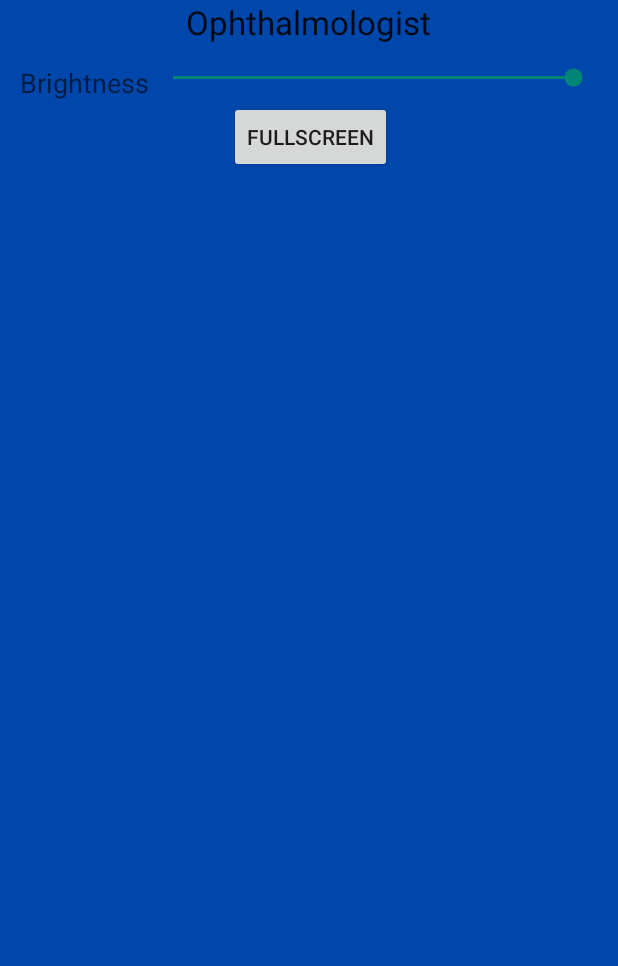
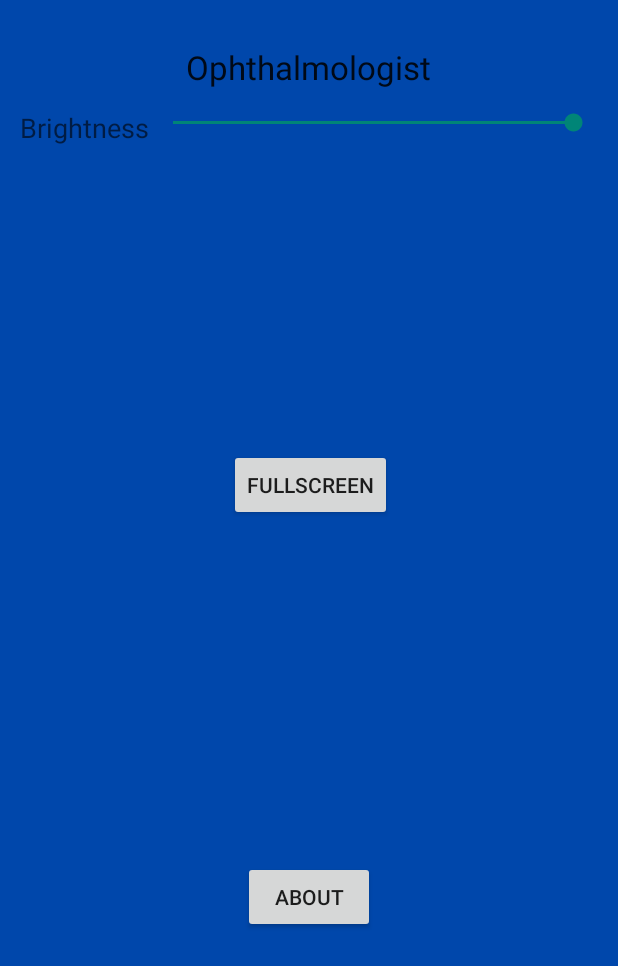
Before and after one commit to salirezam/Ophthalmologist, an Android app: the screen it shows after launch (MainActivity), on a phone screen of 412 x 824 dp. Shown: the top 966 px of the screen. Run offline under Robolectric (Android 15) with nearby library versions, the phone set to English and light mode, and no system bars.

Commit message:
Add about section

```diff
--- a/app/src/main/res/layout/activity_main.xml
+++ b/app/src/main/res/layout/activity_main.xml
@@ -18,6 +18,7 @@
             android:layout_height="wrap_content"
             android:layout_centerHorizontal="true"
             android:layout_marginBottom="20px"
+            android:layout_marginTop="30dp"
             android:text="Ophthalmologist"
             android:textAppearance="@android:style/TextAppearance.Material.Large" />
 
@@ -53,11 +54,24 @@
         android:layout_marginEnd="160dp"
         android:layout_marginStart="161dp"
         android:text="Fullscreen"
-        app:layout_constraintBottom_toBottomOf="parent"
+        app:layout_constraintBottom_toTopOf="@id/aboutButton"
         app:layout_constraintEnd_toEndOf="parent"
         app:layout_constraintHorizontal_bias="0.511"
         app:layout_constraintStart_toStartOf="parent"
         app:layout_constraintTop_toBottomOf="@+id/relativeLayout"
         app:layout_constraintVertical_bias="0.0" />
 
+    <Button
+        android:id="@+id/aboutButton"
+        android:layout_width="wrap_content"
+        android:layout_height="wrap_content"
+        android:layout_marginEnd="148dp"
+        android:layout_marginStart="148dp"
+        android:layout_marginTop="24dp"
+        android:text="About"
+        app:layout_constraintBottom_toBottomOf="parent"
+        app:layout_constraintEnd_toEndOf="parent"
+        app:layout_constraintStart_toStartOf="parent"
+        app:layout_constraintTop_toBottomOf="@+id/fullscreenButton" />
+
 </android.support.constraint.ConstraintLayout>
--- a/app/src/main/res/values/strings.xml
+++ b/app/src/main/res/values/strings.xml
@@ -1,3 +1,5 @@
 <resources>
     <string name="app_name">Ophthalmologist</string>
+    <string name="about">Developed by:\\n\\nS.Alireza.Mohammadi, Software Developer\\n(s.alireza.mohammadi@gmail.com)\\n\\nS.Saeed.Mohammadi, MD, Ophthalmologist\\n(s.saeed.mohammadi@gmail.com)\\n\\nGolshan Latifi, MD, Cornea fellowship\\n(golshanlatifi@yahoo.com)</string>
+    <string name="copyright">Copyright © 2020</string>
 </resources>
```
Also changed, not shown: app/src/main/java/com/alireza/ophthalmologist/MainActivity.kt (+62 -1 lines), app/src/main/res/layout/dialog_view.xml (added, +37 -0 lines).
